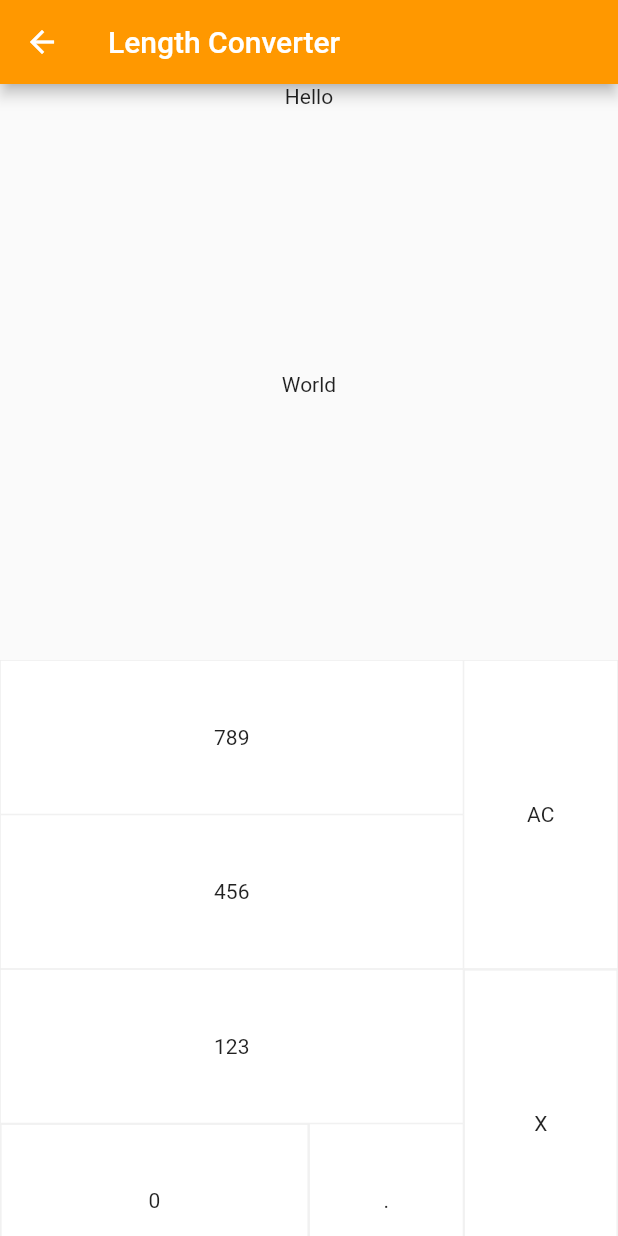
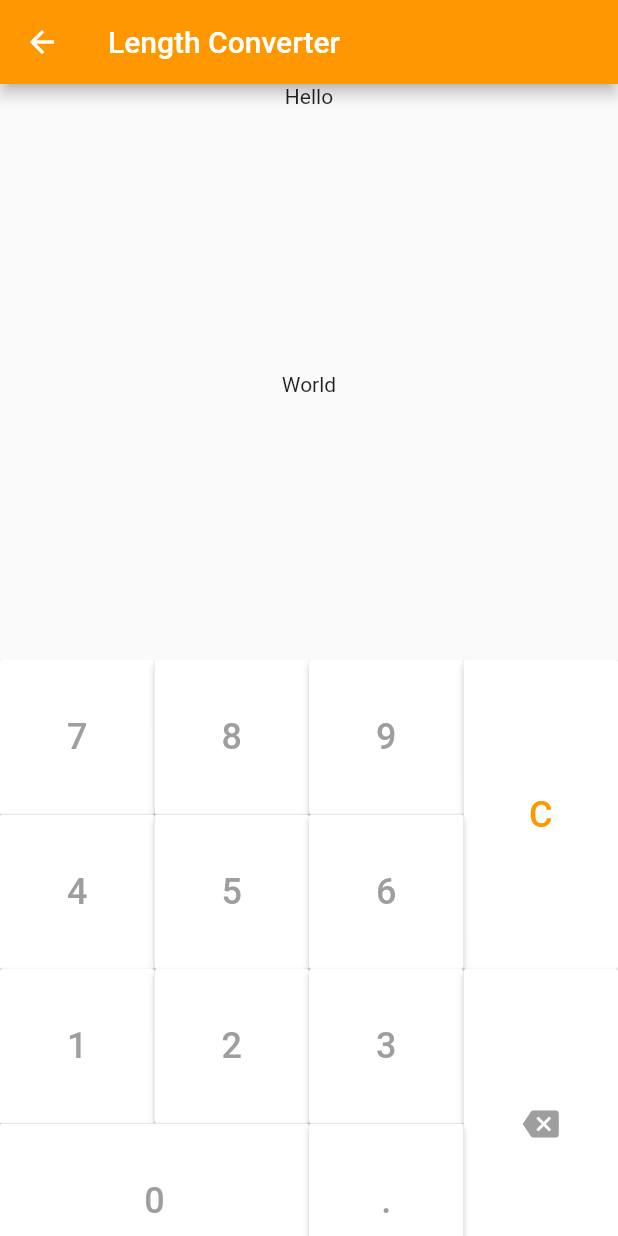
Before and after one commit to CoderJava/Basic-Calculator, a Flutter app: the LengthConverterScreen screen opened directly, on a phone screen of 412 x 824 dp. Run offline on Flutter 3.47's test engine with Material 2 defaults, Android fonts, the phone set to English and light mode, and no system bars; our stand-ins replace auto_size_text.

Commit message:
Create button numbers in Length Converter Screen

```diff
--- a/lib/ui/length_converter_screen.dart
+++ b/lib/ui/length_converter_screen.dart
@@ -1,7 +1,7 @@
 /*
- * Created by Yudi Setiawan on 1/21/19 10:45 PM
+ * Created by Yudi Setiawan on 1/22/19 9:47 AM
  * Copyright (c) 2019. All right reserved.
- * Last modified 1/21/19 10:43 PM
+ * Last modified 1/22/19 9:45 AM
  */
 
 import 'dart:io';
@@ -58,116 +58,199 @@ class LengthConverterScreenState extends State<LengthConverterScreen> {
               child: StaggeredGridView.count(
                 crossAxisCount: 4,
                 staggeredTiles: <StaggeredTile>[
-                  StaggeredTile.count(3, 1),
+                  StaggeredTile.count(1, 1),
+                  StaggeredTile.count(1, 1),
+                  StaggeredTile.count(1, 1),
                   StaggeredTile.count(1, 2),
-                  StaggeredTile.count(3, 1),
-                  StaggeredTile.count(3, 1),
+                  StaggeredTile.count(1, 1),
+                  StaggeredTile.count(1, 1),
+                  StaggeredTile.count(1, 1),
+                  StaggeredTile.count(1, 1),
+                  StaggeredTile.count(1, 1),
+                  StaggeredTile.count(1, 1),
                   StaggeredTile.count(1, 2),
                   StaggeredTile.count(2, 1),
                   StaggeredTile.count(1, 1),
                 ],
                 children: <Widget>[
-                  Container(
-                    decoration: BoxDecoration(
+                  RaisedButton(
                     color: Colors.white,
-                      border: Border.all(
-                        color: Colors.grey[200],
-                        width: 0.5,
+                    highlightColor: Colors.grey[800],
+                    child: Text(
+                      "7",
+                      style: TextStyle(
+                        color: Colors.grey,
+                        fontSize: 24.0,
                       ),
                     ),
-                    child: Center(
-                      child: Text("789"),
+                    onPressed: () {
+                      // TODO: do something in here
+                    },
+                  ),
+                  RaisedButton(
+                    color: Colors.white,
+                    highlightColor: Colors.grey[800],
+                    child: Text(
+                      "8",
+                      style: TextStyle(
+                        color: Colors.grey,
+                        fontSize: 24.0,
                       ),
                     ),
-                  Container(
-                    decoration: BoxDecoration(
+                    onPressed: () {
+                      // TODO: do something in here
+                    },
+                  ),
+                  RaisedButton(
                     color: Colors.white,
-                      border: Border.all(
-                        color: Colors.grey[200],
-                        width: 0.5,
+                    highlightColor: Colors.grey[800],
+                    child: Text(
+                      "9",
+                      style: TextStyle(
+                        color: Colors.grey,
+                        fontSize: 24.0,
                       ),
                     ),
-                    child: Center(
-                      child: Text("AC"),
+                    onPressed: () {
+                      // TODO: do something in here
+                    },
+                  ),
+                  RaisedButton(
+                    color: Colors.white,
+                    highlightColor: Colors.grey[800],
+                    child: Text(
+                      "C",
+                      style: TextStyle(
+                        color: Colors.orange,
+                        fontSize: 24.0,
                       ),
                     ),
-                  Container(
-                    decoration: BoxDecoration(
+                    onPressed: () {
+                      // TODO: do something in here
+                    },
+                  ),
+                  RaisedButton(
                     color: Colors.white,
-                      border: Border.all(
-                        color: Colors.grey[200],
-                        width: 0.5,
+                    highlightColor: Colors.grey[800],
+                    child: Text(
+                      "4",
+                      style: TextStyle(
+                        color: Colors.grey,
+                        fontSize: 24.0,
                       ),
                     ),
-                    child: Center(
-                      child: Text("456"),
+                    onPressed: () {
+                      // TODO: do something in here
+                    },
+                  ),
+                  RaisedButton(
+                    color: Colors.white,
+                    highlightColor: Colors.grey[800],
+                    child: Text(
+                      "5",
+                      style: TextStyle(
+                        color: Colors.grey,
+                        fontSize: 24.0,
                       ),
                     ),
-                  Container(
-                    decoration: BoxDecoration(
+                    onPressed: () {
+                      // TODO: do something in here
+                    },
+                  ),
+                  RaisedButton(
                     color: Colors.white,
-                      border: Border.all(
-                        color: Colors.grey[200],
-                        width: 0.5,
+                    highlightColor: Colors.grey[800],
+                    child: Text(
+                      "6",
+                      style: TextStyle(
+                        color: Colors.grey,
+                        fontSize: 24.0,
                       ),
                     ),
-                    child: Center(
-                      child: Text("123"),
+                    onPressed: () {
+                      // TODO: do something in here
+                    },
+                  ),
+                  RaisedButton(
+                    color: Colors.white,
+                    highlightColor: Colors.grey[800],
+                    child: Text(
+                      "1",
+                      style: TextStyle(
+                        color: Colors.grey,
+                        fontSize: 24.0,
                       ),
                     ),
-                  Container(
-                    decoration: BoxDecoration(
+                    onPressed: () {
+                      // TODO: do something in here
+                    },
+                  ),
+                  RaisedButton(
                     color: Colors.white,
-                      border: Border.all(
-                        color: Colors.grey[200],
-                        width: 0.5,
+                    highlightColor: Colors.grey[800],
+                    child: Text(
+                      "2",
+                      style: TextStyle(
+                        color: Colors.grey,
+                        fontSize: 24.0,
                       ),
                     ),
-                    child: Container(
-                      decoration: BoxDecoration(
+                    onPressed: () {
+                      // TODO: do something in here
+                    },
+                  ),
+                  RaisedButton(
                     color: Colors.white,
-                        border: Border.all(
-                          color: Colors.grey[200],
-                          width: 0.5,
+                    highlightColor: Colors.grey[800],
+                    child: Text(
+                      "3",
+                      style: TextStyle(
+                        color: Colors.grey,
+                        fontSize: 24.0,
                       ),
                     ),
-                      child: Center(
-                        child: Text("X"),
+                    onPressed: () {
+                      // TODO: do something in here
+                    },
+                  ),
+                  RaisedButton(
+                    color: Colors.white,
+                    highlightColor: Colors.grey[800],
+                    child: Icon(
+                      Icons.backspace,
+                      color: Colors.grey,
+                    ),
+                    onPressed: () {
+                      // TODO: do something in here
+                    },
+                  ),
+                  RaisedButton(
+                    color: Colors.white,
+                    highlightColor: Colors.grey[800],
+                    child: Text(
+                      "0",
+                      style: TextStyle(
+                        color: Colors.grey,
+                        fontSize: 24.0,
                       ),
                     ),
+                    onPressed: () {
+                      // TODO: do something in here
+                    },
                   ),
-                  Container(
-                    decoration: BoxDecoration(
+                  RaisedButton(
                     color: Colors.white,
-                      border: Border.all(
-                        color: Colors.grey[200],
-                        width: 0.5,
+                    highlightColor: Colors.grey[800],
+                    child: Text(
+                      ".",
+                      style: TextStyle(
+                        color: Colors.grey,
+                        fontSize: 24.0,
                       ),
                     ),
-                    child: Container(
-                      decoration: BoxDecoration(
-                        color: Colors.white,
-                        border: Border.all(
-                          color: Colors.grey[200],
-                          width: 0.5,
-                        ),
-                      ),
-                      child: Center(
-                        child: Text("0"),
-                      ),
-                    ),
-                  ),
-                  Container(
-                    decoration: BoxDecoration(
-                      color: Colors.white,
-                      border: Border.all(
-                        color: Colors.grey[200],
-                        width: 0.5,
-                      ),
-                    ),
-                    child: Center(
-                      child: Text("."),
-                    ),
+                    onPressed: () {
+                      // TODO: do something in here
+                    },
                   ),
                 ],
               ),
```
Lines whose indentation alone changed are shown as unchanged.
